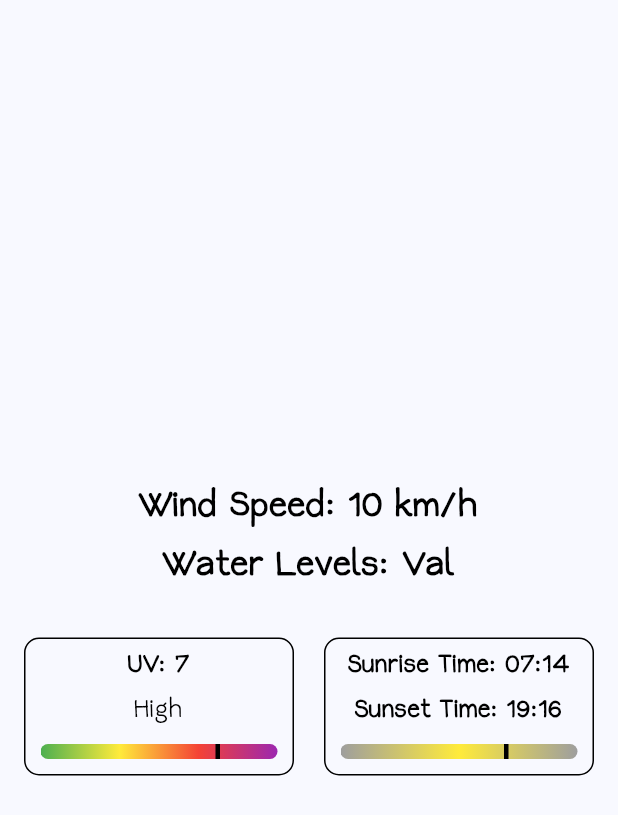
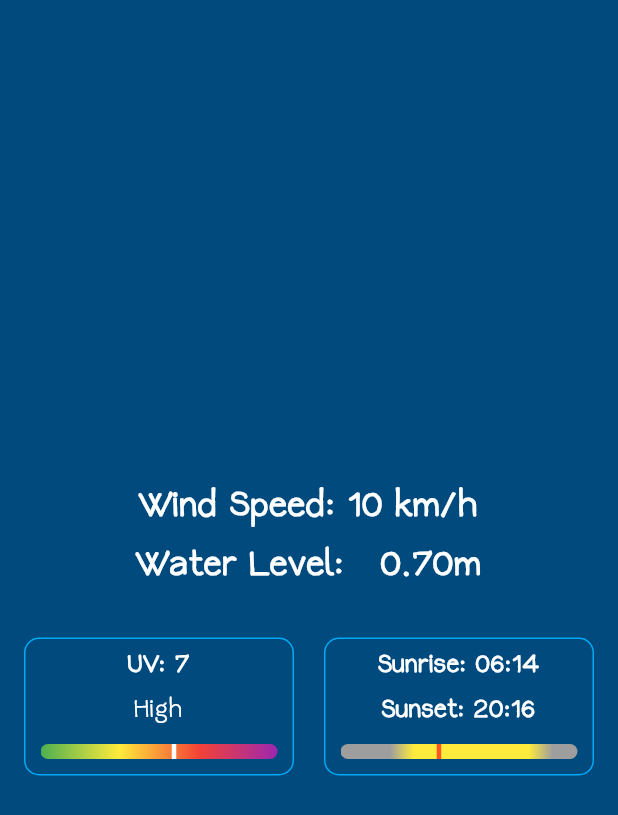
Before and after one commit to OGreenwood672/CamCurrents, a Flutter app: the ExtraDetails widget shown alone on an empty page, opened directly, on a phone screen of 412 x 824 dp. Shown: the top 815 px of the screen. Run offline on Flutter 3.47's test engine with Material 3 defaults, Android fonts, the phone set to English and light mode, and no system bars; network calls fail.

Commit message:
done with sunrise-sunset

```diff
--- a/lib/day.dart
+++ b/lib/day.dart
@@ -151,7 +151,7 @@ class _DayState extends State<Day> {
                     height: MediaQuery.of(context).size.height,
                     decoration: const BoxDecoration(
                       image: DecorationImage(
-                        image: AssetImage('assets/images/underwater_bg.png'),
+                        image: AssetImage('assets/images/underwater_bg.PNG'),
                         fit: BoxFit.fill,
                       )
                     ),
--- a/lib/extradetails.dart
+++ b/lib/extradetails.dart
@@ -1,5 +1,5 @@
 import 'package:flutter/material.dart';
-import 'package:intl/intl.dart';
+//import 'dart:developer';
 
 class ExtraDetails extends StatelessWidget {
   const ExtraDetails({super.key});
@@ -7,7 +7,8 @@ class ExtraDetails extends StatelessWidget {
   @override
   Widget build(BuildContext context) {
     return Container(
-      color: Colors.transparent, // Set background color for additional weather conditions
+      color: const Color.fromARGB(255, 0, 74, 126), // Set background color for additional weather conditions
+      //color: Colors.transparent,
       padding: const EdgeInsets.all(16.0),
       child: const Column(
         crossAxisAlignment: CrossAxisAlignment.start,
@@ -16,22 +17,22 @@ class ExtraDetails extends StatelessWidget {
           SizedBox(height: 30),
           Center(
           child: Text(
-            'Wind Speed: 10 km/h',
+            'Wind Speed: 10 km/h', //to change to dynamic
             style: TextStyle(
               fontSize: 20,
               fontWeight: FontWeight.bold,
-              color: Colors.black,
+              color: Colors.white,
             ),
           ),
           ),
           SizedBox(height: 10),
           Center(
             child: Text(
-              'Water Levels: Val',
+              'Water Level:   0.70m', //to change to dynamic
               style: TextStyle(
                 fontSize: 20,
                 fontWeight: FontWeight.bold,
-                color: Colors.black,
+                color: Colors.white,
               ),
             ),
            ),
@@ -44,7 +45,7 @@ class ExtraDetails extends StatelessWidget {
               ),
               SizedBox(width: 20), // Adjust spacing between widgets
               Flexible(
-                child: SunsetTimeWidget(sunriseTime: "07:14", sunsetTime: "19:16"), // data to be changed to dynamic
+                child: SunsetTimeWidget(sunriseTime: "06:14", sunsetTime: "20:16"), // data to be changed to dynamic
               ),
             ],
           ),
@@ -70,7 +71,7 @@ class UVIndexWidget extends StatelessWidget {
       decoration: BoxDecoration(
         color: Colors.transparent,
         borderRadius: BorderRadius.circular(10),
-        border: Border.all(color: Colors.black, width: 1), // Border added
+        border: Border.all(color: Colors.lightBlue, width: 1), // Border added
       ),
       child: Column(
         mainAxisSize: MainAxisSize.min,
@@ -79,14 +80,14 @@ class UVIndexWidget extends StatelessWidget {
             'UV: $uvIndex',
             style: const TextStyle(
               fontWeight: FontWeight.bold,
-              color: Colors.black,
+              color: Colors.white,
             ),
           ),
           const SizedBox(height: 10),
           Text(
             _getUVLevel(uvIndex),
             style: const TextStyle(
-              color: Colors.black,
+              color: Colors.white,
             ),
           ),
           const SizedBox(height: 10),
@@ -110,11 +111,11 @@ class UVIndexWidget extends StatelessWidget {
                 ),
               ),
               Positioned(
-                left: (uvIndex / 12) * 200,
+                left: (uvIndex / 12) * 150,
                 child: Container(
                   width: 3, // Width of the indicator line
                   height: 14, // Height of the indicator line
-                  color: Colors.black, // Color of the indicator line
+                  color: Colors.white, // Color of the indicator line
                 ),
               ),
             ],
@@ -167,35 +168,45 @@ class SunsetTimeWidget extends StatelessWidget {
 
   @override
   Widget build(BuildContext context) {
+    // Parse sunrise time
+    List<String> sunriseParts = sunriseTime!.split(':');
+    int sunriseMinutes = int.parse(sunriseParts[0]) * 60 + int.parse(sunriseParts[1]);
+    double stop2 = double.parse((sunriseMinutes / (24 * 60)).toStringAsFixed(3));
+    // Parse sunset time
+    List<String> sunsetParts = sunsetTime!.split(':');
+    int sunsetMinutes = int.parse(sunsetParts[0]) * 60 + int.parse(sunsetParts[1]);
+    double stop3 = double.parse((sunsetMinutes / (24 * 60)).toStringAsFixed(3));
     // Assuming currentTime represents the current time of day
     DateTime currentTime = DateTime.now();
-    // Assuming sunriseTime and sunsetTime are DateTime objects representing sunrise and sunset times
-    DateTime sunrise = DateFormat('HH:mm').parse(sunriseTime!);
-    DateTime sunset = DateFormat('HH:mm').parse(sunsetTime!);
+    int currentMinutes = currentTime.hour * 60 + currentTime.minute;
+    // Log sunrise and sunset times in minutes
+    //log('Sunrise time (minutes): $sunriseMinutes');
+    // Position the indicator line
+    double indicatorPosition = currentMinutes / (24 * 60) * 150 - 1.5;
 
     return Container(
       padding: const EdgeInsets.all(10),
       decoration: BoxDecoration(
         color: Colors.transparent,
         borderRadius: BorderRadius.circular(10),
-        border: Border.all(color: Colors.black, width: 1),
+        border: Border.all(color: Colors.lightBlue, width: 1),
       ),
       child: Column(
         mainAxisSize: MainAxisSize.min,
         children: [
           Text(
-            'Sunrise Time: $sunriseTime', // Display sunrise time
+            'Sunrise: $sunriseTime', // Display sunrise time
             style: const TextStyle(
               fontWeight: FontWeight.bold,
-              color: Colors.black,
+              color: Colors.white,
             ),
           ),
           const SizedBox(height: 10),
           Text(
-            'Sunset Time: $sunsetTime', // Display sunset time
+            'Sunset: $sunsetTime', // Display sunset time
             style: const TextStyle(
               fontWeight: FontWeight.bold,
-              color: Colors.black,
+              color: Colors.white,
             ),
           ),
           const SizedBox(height: 10),
@@ -205,9 +216,9 @@ class SunsetTimeWidget extends StatelessWidget {
                 height: 10, // Height of the color gradient scale
                 width: 200,
                 decoration: BoxDecoration(
-                  gradient: const LinearGradient(
-                    colors: [Colors.grey, Colors.yellow, Colors.grey], // Adjust colors as needed
-                    stops: [0, 0.5, 1], // Stops for gradient color
+                  gradient: LinearGradient(
+                    colors: const [Colors.grey, Colors.yellow,Colors.yellow, Colors.grey], // Adjust colors as needed
+                    stops: [stop2 - 0.05, stop2 + 0.05, stop3 - 0.05, stop3 + 0.05], // Stops for gradient color
                     begin: Alignment.centerLeft,
                     end: Alignment.centerRight,
                   ),
@@ -215,11 +226,11 @@ class SunsetTimeWidget extends StatelessWidget {
                 ),
               ),
               Positioned(
-                left: ((currentTime.hour * 60 + currentTime.minute) / (sunset.hour * 60 + sunset.minute)) * 200,
+                left: indicatorPosition,
                 child: Container(
                   width: 3, // Width of the indicator line
                   height: 14, // Height of the indicator line
-                  color: Colors.black, // Color of the indicator line
+                  color: Colors.deepOrange, // Color of the indicator line
                 ),
               ),
             ],
```
